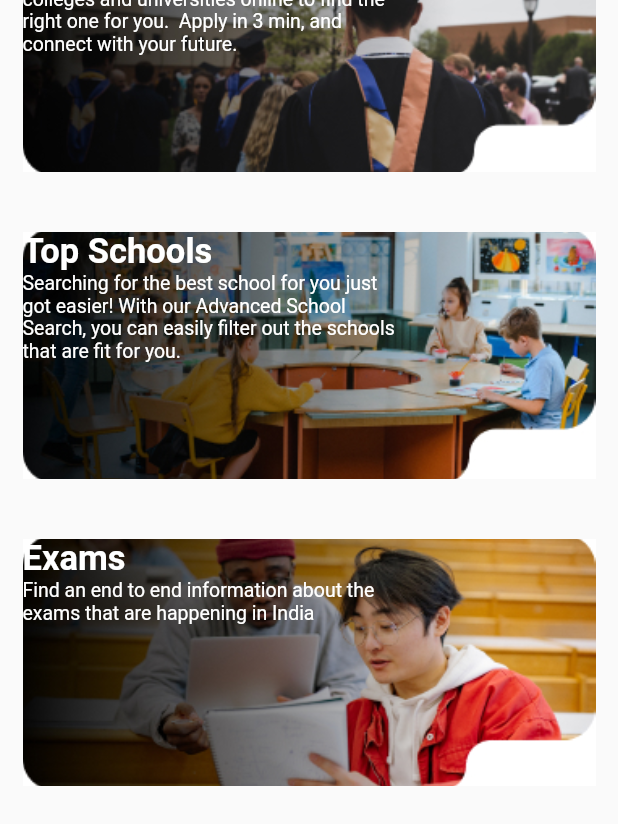
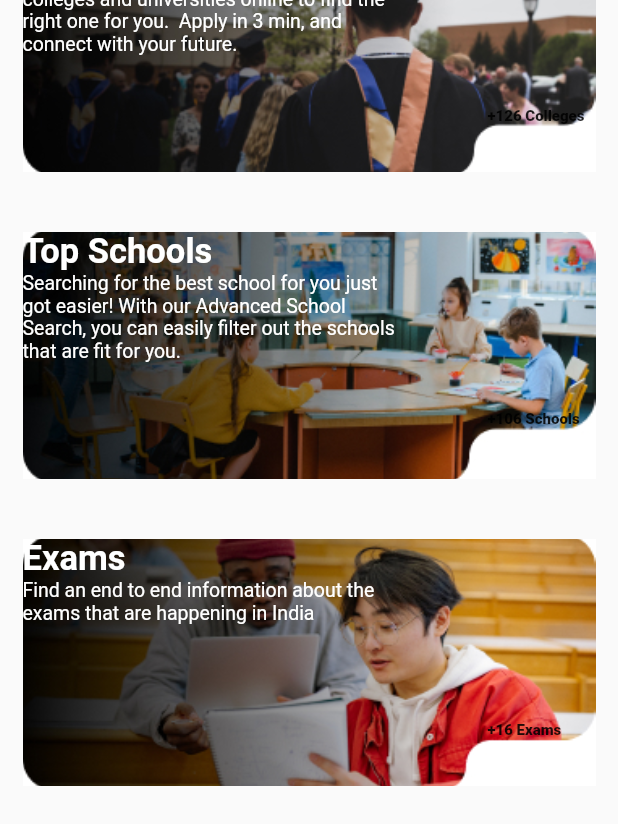
Before and after one commit to r6654kumar/institute_info, a Flutter app: the screen it shows after launch, scrolled down 165 dp, on a phone screen of 412 x 824 dp. Shown: the part 300-1124 px from the top of the screen. Run offline on Flutter 3.47's test engine with Material 2 defaults, Android fonts, the phone set to English and light mode, and no system bars; our stand-ins replace modal_bottom_sheet.

Commit message:
Updated Code

```diff
--- a/lib/pages/homepage.dart
+++ b/lib/pages/homepage.dart
@@ -1,6 +1,7 @@
 // ignore_for_file: prefer_const_constructors, prefer_const_literals_to_create_immutables
 
 import 'package:flutter/material.dart';
+import 'package:modal_bottom_sheet/modal_bottom_sheet.dart';
 
 class HomeScreen extends StatefulWidget {
   HomeScreen({super.key});
@@ -134,99 +135,116 @@ class _HomeScreenState extends State<HomeScreen> {
           SizedBox(
             height: 40,
           ),
-          Container(
-            width: MediaQuery.of(context).size.width-30,
-            height: MediaQuery.of(context).size.height/5,
+          GestureDetector(
+            onTap: () {
+             showMaterialModalBottomSheet(
+                context: context,
+                enableDrag: true,
+                builder: (context) => Container(
+                  height: 200,
+                ),
+              );;
+            },
+            child: Container(
+                width: MediaQuery.of(context).size.width - 30,
+                height: MediaQuery.of(context).size.height / 5,
                 decoration: BoxDecoration(
                     image: DecorationImage(
-                    image:AssetImage("images/image1.jpg"),
+                        image: AssetImage("images/image1.jpg"),
                         fit: BoxFit.cover)),
-              child:Column(
+                child: Column(
                   crossAxisAlignment: CrossAxisAlignment.start,
                   children: [
-
-                Text("Top Colleges",style:TextStyle(
+                    Text("Top Colleges",
+                        style: TextStyle(
                             fontWeight: FontWeight.bold,
-                  color:Colors.white,
-                  fontSize: 23
-
+                            color: Colors.white,
+                            fontSize: 23)),
+                    Container(
+                      height: 80,
+                      width: 250,
+                      child: Text(
+                          "Search through thousands of accredited colleges and universities online to find the right one for you.  Apply in 3 min, and connect with your future.",
+                          style: TextStyle(color: Colors.white, fontSize: 13)),
+                    ),
+                    Container(
+                        margin: EdgeInsets.fromLTRB(310, 15, 0, 0),
+                        child: Text(
+                          "+126 Colleges",
+                          style: TextStyle(
+                              fontSize: 10, fontWeight: FontWeight.w900),
                         )),
-                 Container(
-                  height:100,
-                  width:250,
-                   child: Text("Search through thousands of accredited colleges and universities online to find the right one for you.  Apply in 3 min, and connect with your future.",
-                style:TextStyle(
-                    color:Colors.white,
-                    fontSize: 13
-
+                  ],
                 )),
-                 ),
-              ],)
           ),
           SizedBox(
             height: 40,
           ),
           Container(
-            width: MediaQuery.of(context).size.width-30,
-            height: MediaQuery.of(context).size.height/5,
+              width: MediaQuery.of(context).size.width - 30,
+              height: MediaQuery.of(context).size.height / 5,
               decoration: BoxDecoration(
                   image: DecorationImage(
                       image: AssetImage("images/image2.jpg"),
                       fit: BoxFit.cover)),
-            child:Column(
+              child: Column(
                 crossAxisAlignment: CrossAxisAlignment.start,
                 children: [
-
-                Text("Top Schools",style:TextStyle(
+                  Text("Top Schools",
+                      style: TextStyle(
                           fontWeight: FontWeight.bold,
-                  color:Colors.white,
-                  fontSize: 23
-
+                          color: Colors.white,
+                          fontSize: 23)),
+                  Container(
+                    height: 80,
+                    width: 250,
+                    child: Text(
+                        "Searching for the best school for you just got easier! With our Advanced School Search, you can easily filter out the schools that are fit for you.",
+                        style: TextStyle(color: Colors.white, fontSize: 13)),
+                  ),
+                  Container(
+                      margin: EdgeInsets.fromLTRB(310, 12, 0, 0),
+                      child: Text(
+                        "+106 Schools",
+                        style: TextStyle(
+                            fontSize: 10, fontWeight: FontWeight.w900),
                       )),
-                 Container(
-                  height:100,
-                  width:250,
-                   child: Text("Searching for the best school for you just got easier! With our Advanced School Search, you can easily filter out the schools that are fit for you.",
-                style:TextStyle(
-                    color:Colors.white,
-                    fontSize: 13
-
+                ],
               )),
-                 ),
-              ],)
-          ),
           SizedBox(
             height: 40,
           ),
           Container(
-            width: MediaQuery.of(context).size.width-30,
-            height: MediaQuery.of(context).size.height/5,
+              width: MediaQuery.of(context).size.width - 30,
+              height: MediaQuery.of(context).size.height / 5,
               decoration: BoxDecoration(
                   image: DecorationImage(
-                    image:AssetImage("images/image3.jpg"),
+                      image: AssetImage("images/image3.jpg"),
                       fit: BoxFit.cover)),
-             child:Column(
+              child: Column(
                 crossAxisAlignment: CrossAxisAlignment.start,
                 children: [
-
-                Text("Exams",style:TextStyle(
+                  Text("Exams",
+                      style: TextStyle(
                           fontWeight: FontWeight.bold,
-                  color:Colors.white,
-                  fontSize: 23
-
+                          color: Colors.white,
+                          fontSize: 23)),
+                  Container(
+                    height: 80,
+                    width: 250,
+                    child: Text(
+                        "Find an end to end information about the exams that are happening in India",
+                        style: TextStyle(color: Colors.white, fontSize: 13)),
+                  ),
+                  Container(
+                      margin: EdgeInsets.fromLTRB(310, 15, 0, 0),
+                      child: Text(
+                        "+16 Exams",
+                        style: TextStyle(
+                            fontSize: 10, fontWeight: FontWeight.w900),
                       )),
-                 Container(
-                  height:100,
-                  width:250,
-                   child: Text("Find an end to end information about the exams that are happening in India",
-                style:TextStyle(
-                    color:Colors.white,
-                    fontSize: 13
-
+                ],
               )),
-                 ),
-              ],)
-          ),
           SizedBox(
             height: 40,
           ),
--- a/pubspec.yaml
+++ b/pubspec.yaml
@@ -31,6 +31,8 @@ environment:
 dependencies:
   flutter:
     sdk: flutter
+  modal_bottom_sheet: ^2.1.2
+
 
 
   # The following adds the Cupertino Icons font to your application.
```
Also changed, not shown: lib/pages/HomePage1.dart (added), lib/pages/HomePage2.dart (added), pubspec.lock. Lines whose indentation alone changed are shown as unchanged.
